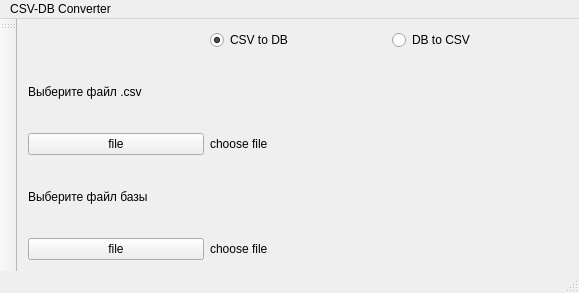
Above: mainwindow.ui from evrrn/DbCsvConverter before the change. Below: the same form after it.
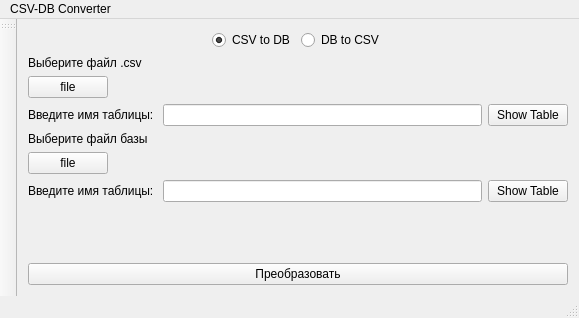
That is the form after the change.

Commit message: add transform-button, changed object names, added text-lines for table names

```diff
--- a/mainwindow.ui
+++ b/mainwindow.ui
@@ -7,7 +7,7 @@
     <x>0</x>
     <y>0</y>
     <width>579</width>
-    <height>293</height>
+    <height>318</height>
    </rect>
   </property>
   <property name="windowTitle">
@@ -17,8 +17,23 @@
    <enum>Qt::ToolButtonTextOnly</enum>
   </property>
   <widget class="QWidget" name="centralWidget">
-   <layout class="QGridLayout" name="gridLayout">
-    <item row="0" column="1">
+   <layout class="QVBoxLayout" name="verticalLayout">
+    <item>
+     <layout class="QHBoxLayout" name="horizontalLayout">
+      <item>
+       <spacer name="horizontalSpacer">
+        <property name="orientation">
+         <enum>Qt::Horizontal</enum>
+        </property>
+        <property name="sizeHint" stdset="0">
+         <size>
+          <width>40</width>
+          <height>20</height>
+         </size>
+        </property>
+       </spacer>
+      </item>
+      <item>
      <widget class="QRadioButton" name="csvdb_button">
       <property name="text">
        <string>CSV to DB</string>
@@ -31,52 +46,176 @@
       </property>
      </widget>
     </item>
-    <item row="0" column="2">
+      <item>
      <widget class="QRadioButton" name="dbcsv_button">
       <property name="text">
        <string>DB to CSV</string>
       </property>
      </widget>
     </item>
-    <item row="1" column="0" colspan="2">
-     <widget class="QLabel" name="label">
+      <item>
+       <spacer name="horizontalSpacer_2">
+        <property name="orientation">
+         <enum>Qt::Horizontal</enum>
+        </property>
+        <property name="sizeHint" stdset="0">
+         <size>
+          <width>40</width>
+          <height>20</height>
+         </size>
+        </property>
+       </spacer>
+      </item>
+     </layout>
+    </item>
+    <item>
+     <widget class="QLabel" name="select_file_label_1">
       <property name="text">
        <string>Выберите файл .csv</string>
       </property>
      </widget>
     </item>
-    <item row="2" column="0">
-     <widget class="QPushButton" name="pushButton">
+    <item>
+     <layout class="QHBoxLayout" name="horizontalLayout_2">
+      <item>
+       <widget class="QPushButton" name="select_file_button_1">
       <property name="text">
        <string>file</string>
       </property>
      </widget>
     </item>
-    <item row="2" column="1" colspan="2">
-     <widget class="QLabel" name="file_name">
+      <item>
+       <widget class="QLabel" name="file_name_1">
       <property name="text">
-       <string>choose file</string>
+         <string/>
       </property>
      </widget>
     </item>
-    <item row="3" column="0" colspan="2">
-     <widget class="QLabel" name="label_2">
+      <item>
+       <spacer name="horizontalSpacer_3">
+        <property name="orientation">
+         <enum>Qt::Horizontal</enum>
+        </property>
+        <property name="sizeHint" stdset="0">
+         <size>
+          <width>40</width>
+          <height>20</height>
+         </size>
+        </property>
+       </spacer>
+      </item>
+     </layout>
+    </item>
+    <item>
+     <layout class="QHBoxLayout" name="horizontalLayout_5">
+      <item>
+       <widget class="QLabel" name="select_table_lable_2">
+        <property name="text">
+         <string>Введите имя таблицы: </string>
+        </property>
+       </widget>
+      </item>
+      <item>
+       <widget class="QLineEdit" name="edit_table_name_2"/>
+      </item>
+      <item>
+       <widget class="QPushButton" name="show_table_button_2">
+        <property name="text">
+         <string>Show Table</string>
+        </property>
+       </widget>
+      </item>
+     </layout>
+    </item>
+    <item>
+     <widget class="QLabel" name="select_file_label_2">
       <property name="text">
        <string>Выберите файл базы</string>
       </property>
      </widget>
     </item>
-    <item row="4" column="0">
-     <widget class="QPushButton" name="pushButton_2">
+    <item>
+     <layout class="QHBoxLayout" name="horizontalLayout_3">
+      <item>
+       <widget class="QPushButton" name="select_file_button_2">
       <property name="text">
        <string>file</string>
       </property>
      </widget>
     </item>
-    <item row="4" column="1" colspan="2">
-     <widget class="QLabel" name="label_3">
+      <item>
+       <widget class="QLabel" name="file_name_2">
       <property name="text">
-       <string>choose file</string>
+         <string/>
+        </property>
+       </widget>
+      </item>
+      <item>
+       <spacer name="horizontalSpacer_4">
+        <property name="orientation">
+         <enum>Qt::Horizontal</enum>
+        </property>
+        <property name="sizeHint" stdset="0">
+         <size>
+          <width>40</width>
+          <height>20</height>
+         </size>
+        </property>
+       </spacer>
+      </item>
+     </layout>
+    </item>
+    <item>
+     <layout class="QHBoxLayout" name="horizontalLayout_4">
+      <item>
+       <widget class="QLabel" name="select_table_lable_1">
+        <property name="enabled">
+         <bool>true</bool>
+        </property>
+        <property name="mouseTracking">
+         <bool>false</bool>
+        </property>
+        <property name="text">
+         <string>Введите имя таблицы: </string>
+        </property>
+       </widget>
+      </item>
+      <item>
+       <widget class="QLineEdit" name="edit_table_name_1">
+        <property name="enabled">
+         <bool>true</bool>
+        </property>
+       </widget>
+      </item>
+      <item>
+       <widget class="QPushButton" name="show_table_button_1">
+        <property name="text">
+         <string>Show Table</string>
+        </property>
+       </widget>
+      </item>
+     </layout>
+    </item>
+    <item>
+     <spacer name="verticalSpacer">
+      <property name="orientation">
+       <enum>Qt::Vertical</enum>
+      </property>
+      <property name="sizeHint" stdset="0">
+       <size>
+        <width>20</width>
+        <height>40</height>
+       </size>
+      </property>
+     </spacer>
+    </item>
+    <item>
+     <widget class="QPushButton" name="transform_button">
+      <property name="enabled">
+       <bool>true</bool>
+      </property>
+      <property name="text">
+       <string>Преобразовать</string>
       </property>
      </widget>
     </item>
```
Lines whose indentation alone changed are shown as unchanged. The commit also changes 2 other files.
